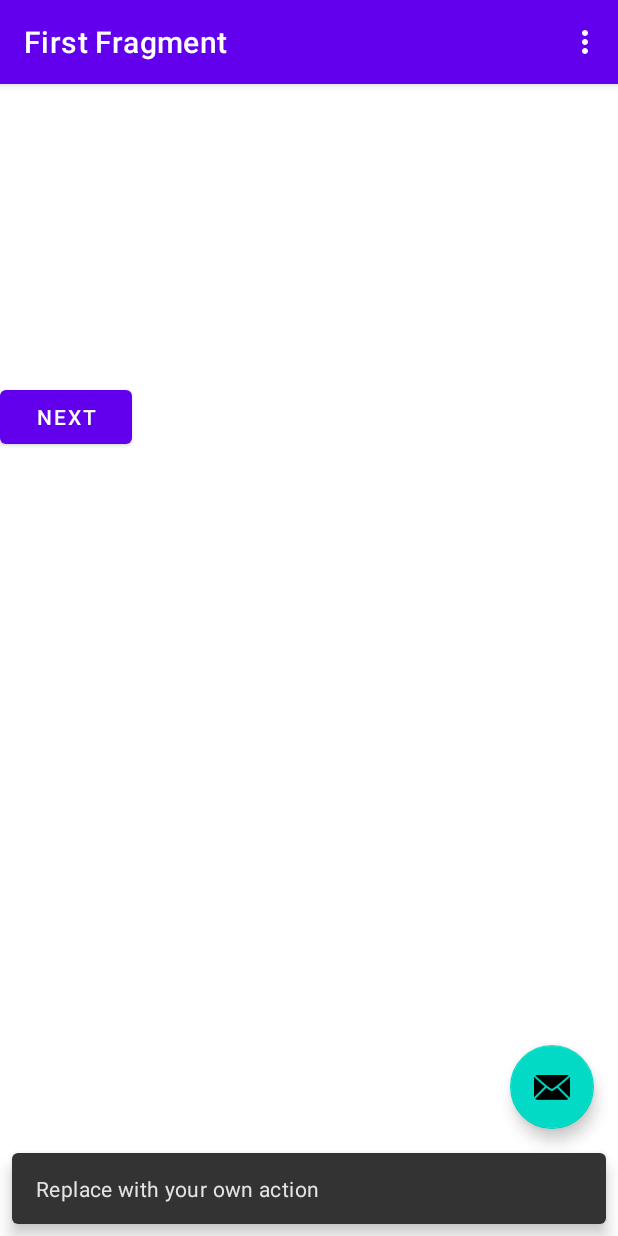
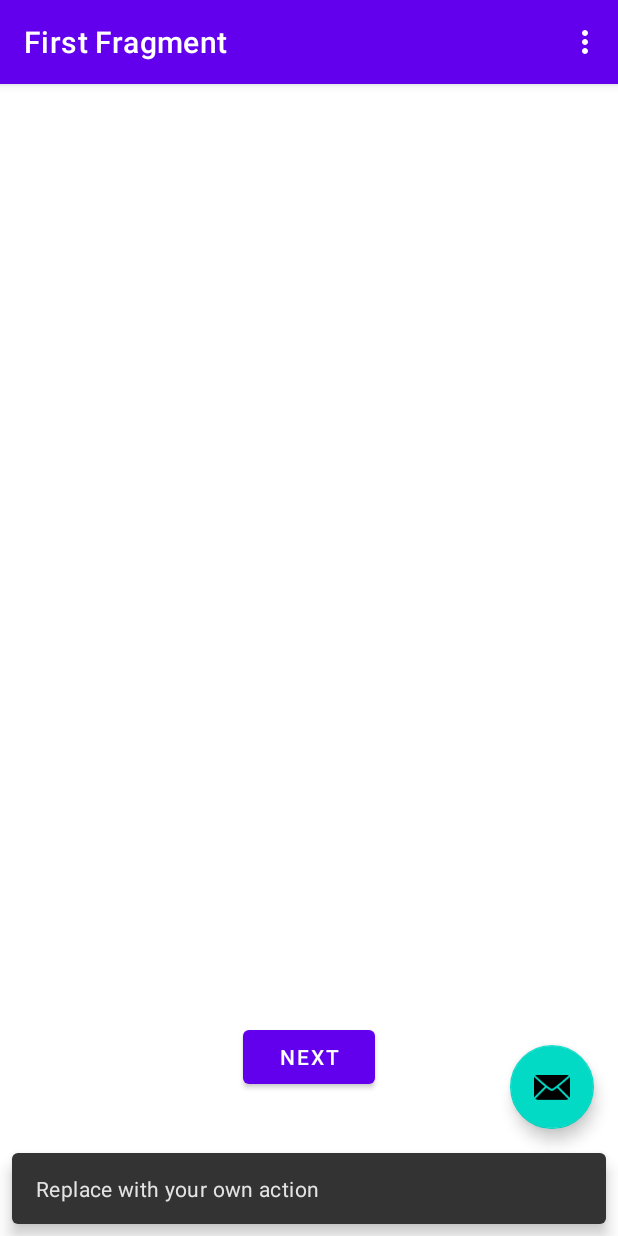
Before and after one commit to a22samgarhur/Projecto2Android, an Android app: the FirstFragment screen opened directly, with no data from a screen before it, after a tap on an icon or button, on a phone screen of 412 x 824 dp. Run offline under Robolectric (Android 15) with nearby library versions, the light colour scheme and no system bars; our stand-ins replace navigation-ui; network calls fail.

Commit message:
Añadida ConstraintLayout para FirsFragment

```diff
--- a/app/src/main/res/layout/fragment_first.xml
+++ b/app/src/main/res/layout/fragment_first.xml
@@ -1,28 +1,31 @@
 <?xml version="1.0" encoding="utf-8"?>
-<RelativeLayout xmlns:android="http://schemas.android.com/apk/res/android"
+<androidx.constraintlayout.widget.ConstraintLayout xmlns:android="http://schemas.android.com/apk/res/android"
     xmlns:app="http://schemas.android.com/apk/res-auto"
     xmlns:tools="http://schemas.android.com/tools"
     android:layout_width="match_parent"
     android:layout_height="match_parent"
     tools:context=".homeActivity">
 
+
     <androidx.recyclerview.widget.RecyclerView
         android:id="@+id/recyclerViewHome"
-        android:layout_width="411dp"
-        android:layout_height="198dp"
+        android:layout_width="match_parent"
+        android:layout_height="399dp"
+        android:layout_marginTop="64dp"
         app:layout_constraintEnd_toEndOf="parent"
+        app:layout_constraintHorizontal_bias="0.0"
         app:layout_constraintStart_toStartOf="parent"
         app:layout_constraintTop_toTopOf="parent" />
-
 
     <Button
         android:id="@+id/button_first"
         android:layout_width="wrap_content"
         android:layout_height="wrap_content"
+        android:layout_below="@id/recyclerViewHome"
+        android:layout_marginTop="65dp"
         android:text="@string/next"
-        android:layout_below="@id/recyclerViewHome"
         app:layout_constraintBottom_toBottomOf="parent"
         app:layout_constraintEnd_toEndOf="parent"
         app:layout_constraintStart_toStartOf="parent"
         app:layout_constraintTop_toBottomOf="@id/recyclerViewHome" />
-</RelativeLayout>
+</androidx.constraintlayout.widget.ConstraintLayout>
```
